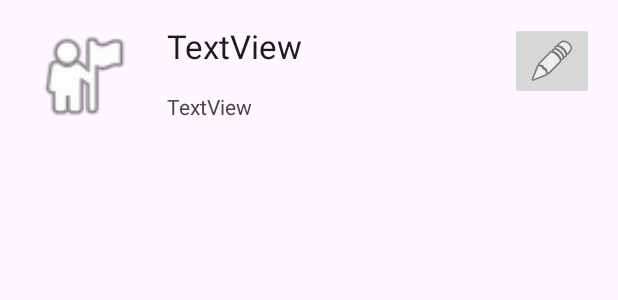
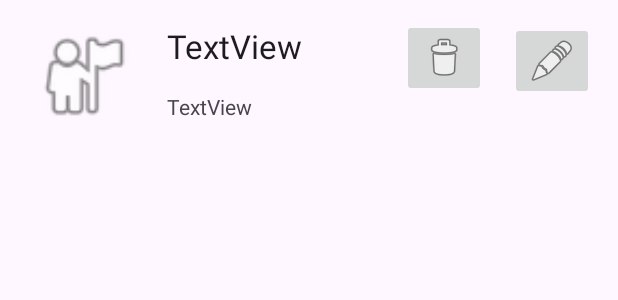
Before and after one commit to matheusEmanoels/Cadastro, an Android app: the layout elemento_lista.xml on its own in the app's theme, with its tools: preview values and no code run, on a phone screen of 412 x 824 dp. Shown: the top 300 px of the screen. Run offline under Robolectric (Android 15) with nearby library versions, the phone set to English and light mode, and no system bars.

```diff
--- a/app/src/main/java/br/edu/utfpr/usandosqlite/ListarActivity.kt
+++ b/app/src/main/java/br/edu/utfpr/usandosqlite/ListarActivity.kt
@@ -3,13 +3,8 @@ package br.edu.utfpr.usandosqlite
 
 import android.content.Intent
 import android.os.Bundle
-import android.widget.ArrayAdapter
 import android.widget.ListView
-import android.widget.SimpleCursorAdapter
-import androidx.activity.enableEdgeToEdge
 import androidx.appcompat.app.AppCompatActivity
-import androidx.core.view.ViewCompat
-import androidx.core.view.WindowInsetsCompat
 import br.edu.utfpr.usandosqlite.adapter.ElementoListaAdapter
 import br.edu.utfpr.usandosqlite.database.DatabaseHandler
 import com.google.android.material.floatingactionbutton.FloatingActionButton
--- a/app/src/main/java/br/edu/utfpr/usandosqlite/MainActivity.kt
+++ b/app/src/main/java/br/edu/utfpr/usandosqlite/MainActivity.kt
@@ -1,9 +1,6 @@
 package br.edu.utfpr.usandosqlite
 
-import android.content.ContentValues
 import android.content.DialogInterface
-import android.content.Intent
-import android.database.sqlite.SQLiteDatabase
 import android.os.Bundle
 import android.view.View
 import android.widget.Button
--- a/app/src/main/res/layout/elemento_lista.xml
+++ b/app/src/main/res/layout/elemento_lista.xml
@@ -37,6 +37,18 @@
         app:layout_constraintTop_toBottomOf="@+id/tvElementoLista" />
 
     <ImageButton
+        android:id="@+id/btExcluirElementoLista"
+        android:layout_width="wrap_content"
+        android:layout_height="wrap_content"
+        android:layout_marginEnd="16dp"
+        android:layout_marginBottom="16dp"
+        app:layout_constraintBottom_toBottomOf="@+id/tvTelefoneElementoLista"
+        app:layout_constraintEnd_toStartOf="@+id/btEditarElementoLista"
+        app:layout_constraintTop_toTopOf="@+id/tvElementoLista"
+        app:layout_constraintVertical_bias="1.0"
+        app:srcCompat="@android:drawable/ic_menu_delete" />
+
+    <ImageButton
         android:id="@+id/btEditarElementoLista"
         android:layout_width="wrap_content"
         android:layout_height="wrap_content"
@@ -46,4 +58,5 @@
         app:layout_constraintEnd_toEndOf="parent"
         app:layout_constraintTop_toTopOf="@+id/tvElementoLista"
         app:srcCompat="@android:drawable/ic_menu_edit" />
+
 </androidx.constraintlayout.widget.ConstraintLayout>
```
Also changed, not shown: app/src/main/java/br/edu/utfpr/usandosqlite/adapter/ElementoListaAdapter.kt (+17 -0 lines).
